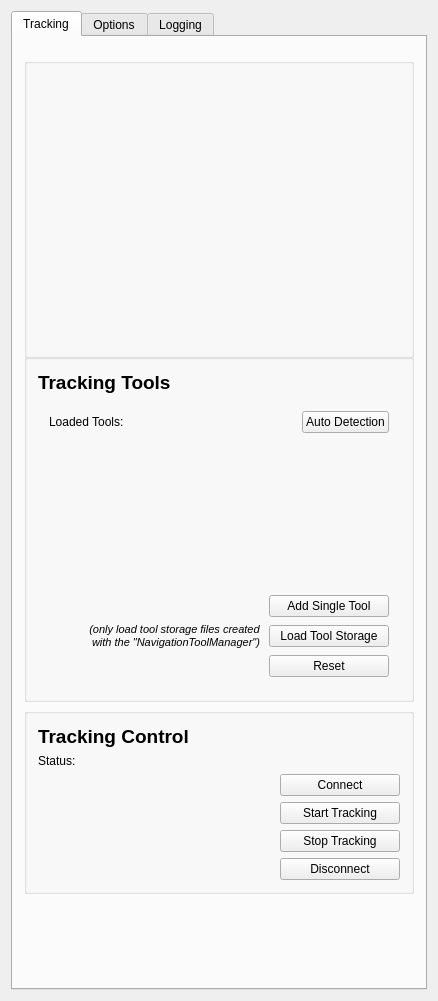
This is Plugins/org.mitk.gui.qt.igttracking/src/internal/QmitkMITKIGTTrackingToolboxViewControls.ui in MITK/MITK as Qt 5 draws it before an edit. The edited form follows.
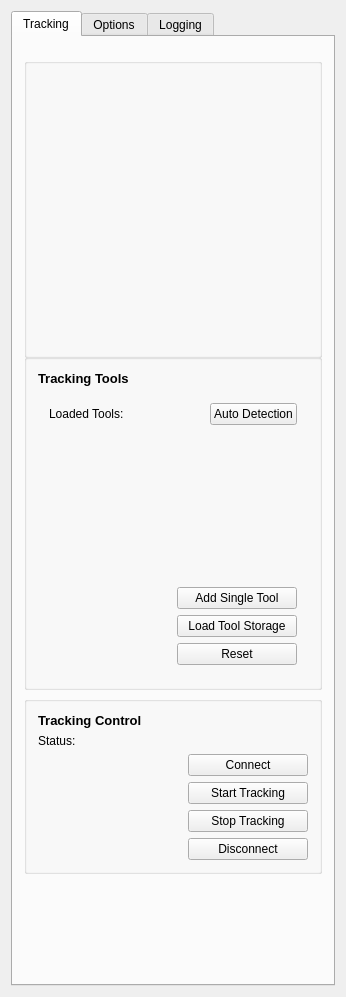
This is the edited form. Custom widgets are drawn as their Qt base class.

Commit message: unified font sizes

The edit to the form file:
```diff
--- a/Plugins/org.mitk.gui.qt.igttracking/src/internal/QmitkMITKIGTTrackingToolboxViewControls.ui
+++ b/Plugins/org.mitk.gui.qt.igttracking/src/internal/QmitkMITKIGTTrackingToolboxViewControls.ui
@@ -6,8 +6,8 @@
    <rect>
     <x>0</x>
     <y>0</y>
-    <width>438</width>
-    <height>1001</height>
+    <width>346</width>
+    <height>997</height>
    </rect>
   </property>
   <property name="minimumSize">
@@ -75,12 +75,19 @@
          <layout class="QVBoxLayout" name="verticalLayout_5">
           <item>
            <widget class="QLabel" name="label_2">
+            <property name="font">
+             <font>
+              <pointsize>6</pointsize>
+              <weight>75</weight>
+              <bold>true</bold>
+             </font>
+            </property>
             <property name="text">
              <string>&lt;!DOCTYPE HTML PUBLIC &quot;-//W3C//DTD HTML 4.0//EN&quot; &quot;http://www.w3.org/TR/REC-html40/strict.dtd&quot;&gt;
 &lt;html&gt;&lt;head&gt;&lt;meta name=&quot;qrichtext&quot; content=&quot;1&quot; /&gt;&lt;style type=&quot;text/css&quot;&gt;
 p, li { white-space: pre-wrap; }
-&lt;/style&gt;&lt;/head&gt;&lt;body style=&quot; font-family:'MS Shell Dlg 2'; font-size:8.25pt; font-weight:400; font-style:normal;&quot;&gt;
-&lt;p style=&quot; margin-top:0px; margin-bottom:0px; margin-left:0px; margin-right:0px; -qt-block-indent:0; text-indent:0px;&quot;&gt;&lt;span style=&quot; font-size:14pt; font-weight:600;&quot;&gt;Tracking Tools&lt;/span&gt;&lt;/p&gt;&lt;/body&gt;&lt;/html&gt;</string>
+&lt;/style&gt;&lt;/head&gt;&lt;body style=&quot; font-family:'MS Shell Dlg 2'; font-size:7.8pt; font-weight:400; font-style:normal;&quot;&gt;
+&lt;p style=&quot; margin-top:0px; margin-bottom:0px; margin-left:0px; margin-right:0px; -qt-block-indent:0; text-indent:0px;&quot;&gt;&lt;span style=&quot; font-size:10pt; font-weight:600;&quot;&gt;Tracking Tools&lt;/span&gt;&lt;/p&gt;&lt;/body&gt;&lt;/html&gt;</string>
             </property>
            </widget>
           </item>
@@ -180,21 +187,6 @@
                   </property>
                  </spacer>
                 </item>
-                <item>
-                 <widget class="QLabel" name="label_4">
-                  <property name="text">
-                   <string>&lt;!DOCTYPE HTML PUBLIC &quot;-//W3C//DTD HTML 4.0//EN&quot; &quot;http://www.w3.org/TR/REC-html40/strict.dtd&quot;&gt;
-&lt;html&gt;&lt;head&gt;&lt;meta name=&quot;qrichtext&quot; content=&quot;1&quot; /&gt;&lt;style type=&quot;text/css&quot;&gt;
-p, li { white-space: pre-wrap; }
-&lt;/style&gt;&lt;/head&gt;&lt;body style=&quot; font-family:'MS Shell Dlg 2'; font-size:8.25pt; font-weight:400; font-style:normal;&quot;&gt;
-&lt;p align=&quot;center&quot; style=&quot; margin-top:0px; margin-bottom:0px; margin-left:0px; margin-right:0px; -qt-block-indent:0; text-indent:0px;&quot;&gt;&lt;span style=&quot; font-size:8pt; font-style:italic;&quot;&gt;(only load tool storage files created &lt;/span&gt;&lt;/p&gt;
-&lt;p align=&quot;center&quot; style=&quot; margin-top:0px; margin-bottom:0px; margin-left:0px; margin-right:0px; -qt-block-indent:0; text-indent:0px;&quot;&gt;&lt;span style=&quot; font-size:8pt; font-style:italic;&quot;&gt;with &lt;/span&gt;&lt;span style=&quot; font-size:8pt; font-style:italic;&quot;&gt;the &amp;quot;NavigationToolManager&amp;quot;)&lt;/span&gt;&lt;/p&gt;&lt;/body&gt;&lt;/html&gt;</string>
-                  </property>
-                  <property name="alignment">
-                   <set>Qt::AlignJustify|Qt::AlignVCenter</set>
-                  </property>
-                 </widget>
-                </item>
                 <item>
                  <widget class="QPushButton" name="m_LoadTools">
                   <property name="minimumSize">
@@ -266,8 +258,8 @@
              <string>&lt;!DOCTYPE HTML PUBLIC &quot;-//W3C//DTD HTML 4.0//EN&quot; &quot;http://www.w3.org/TR/REC-html40/strict.dtd&quot;&gt;
 &lt;html&gt;&lt;head&gt;&lt;meta name=&quot;qrichtext&quot; content=&quot;1&quot; /&gt;&lt;style type=&quot;text/css&quot;&gt;
 p, li { white-space: pre-wrap; }
-&lt;/style&gt;&lt;/head&gt;&lt;body style=&quot; font-family:'MS Shell Dlg 2'; font-size:8.25pt; font-weight:400; font-style:normal;&quot;&gt;
-&lt;p style=&quot; margin-top:0px; margin-bottom:0px; margin-left:0px; margin-right:0px; -qt-block-indent:0; text-indent:0px;&quot;&gt;&lt;span style=&quot; font-size:14pt; font-weight:600;&quot;&gt;Tracking Control&lt;/span&gt;&lt;/p&gt;&lt;/body&gt;&lt;/html&gt;</string>
+&lt;/style&gt;&lt;/head&gt;&lt;body style=&quot; font-family:'MS Shell Dlg 2'; font-size:7.8pt; font-weight:400; font-style:normal;&quot;&gt;
+&lt;p style=&quot; margin-top:0px; margin-bottom:0px; margin-left:0px; margin-right:0px; -qt-block-indent:0; text-indent:0px;&quot;&gt;&lt;span style=&quot; font-size:10pt; font-weight:600;&quot;&gt;Tracking Control&lt;/span&gt;&lt;/p&gt;&lt;/body&gt;&lt;/html&gt;</string>
             </property>
            </widget>
           </item>
```
The commit also changes 3 other files.
